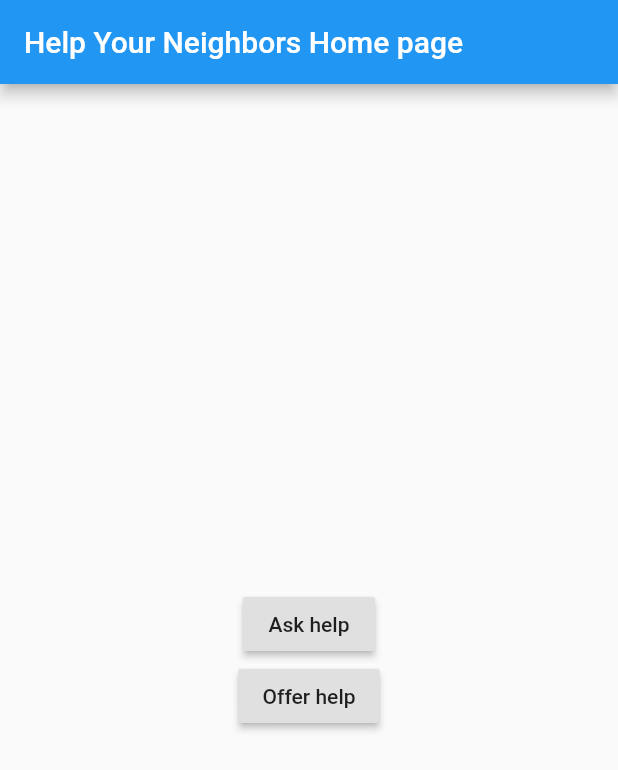
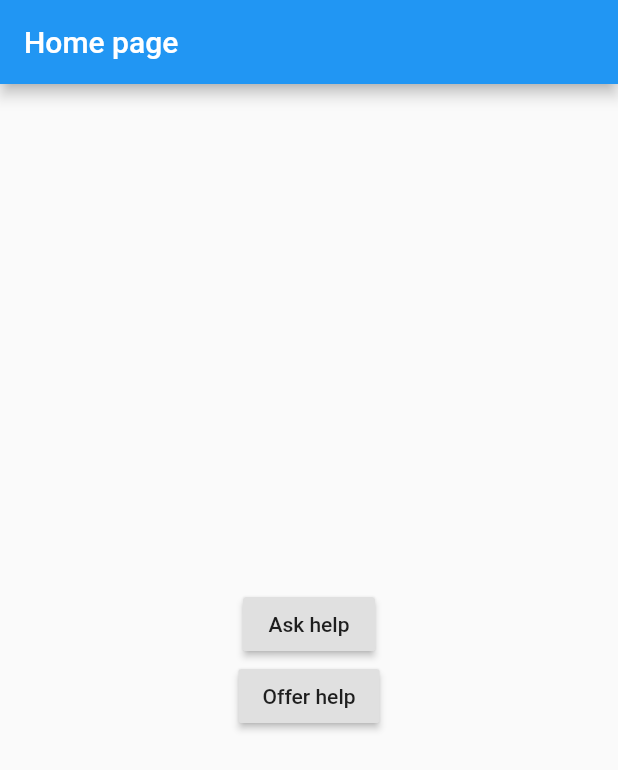
Before and after one commit to Gavinkaa/LauzHack-CoVid19, a Flutter app: the screen it shows after launch, on a phone screen of 412 x 824 dp. Shown: the top 770 px of the screen. Run offline on Flutter 3.47's test engine with Material 2 defaults, Android fonts, the phone set to English and light mode, and no system bars.

Commit message:
add appbar to all pages, and back way for web

```diff
--- a/app/lib/main.dart
+++ b/app/lib/main.dart
@@ -13,16 +13,16 @@ class HelpYourNeighbors extends StatelessWidget {
   Widget build(BuildContext context) {
     return MaterialApp(
       title: 'Help Your Neighbors',
-      home: MyHomePage(title: 'Help Your Neighbors Home page'),
+      home: MyHomePage(),
       debugShowCheckedModeBanner: false,
     );
   }
 }
 
 class MyHomePage extends StatefulWidget {
-  MyHomePage({Key key, this.title}) : super(key: key);
+  MyHomePage({Key key}) : super(key: key);
 
-  final String title;
+  final String title = 'Home page';
 
   @override
   _MyHomePageState createState() => _MyHomePageState();
@@ -33,8 +33,6 @@ class _MyHomePageState extends State<MyHomePage> {
   Widget build(BuildContext context) {
     return Scaffold(
       appBar: AppBar(
-        // Here we take the value from the MyHomePage object that was created by
-        // the App.build method, and use it to set our appbar title.
         title: Text(widget.title),
       ),
       body: Center(
```
Also changed, not shown: app/lib/askHelp.dart (+7 -1 lines), app/lib/offerHelp.dart (+7 -1 lines).
